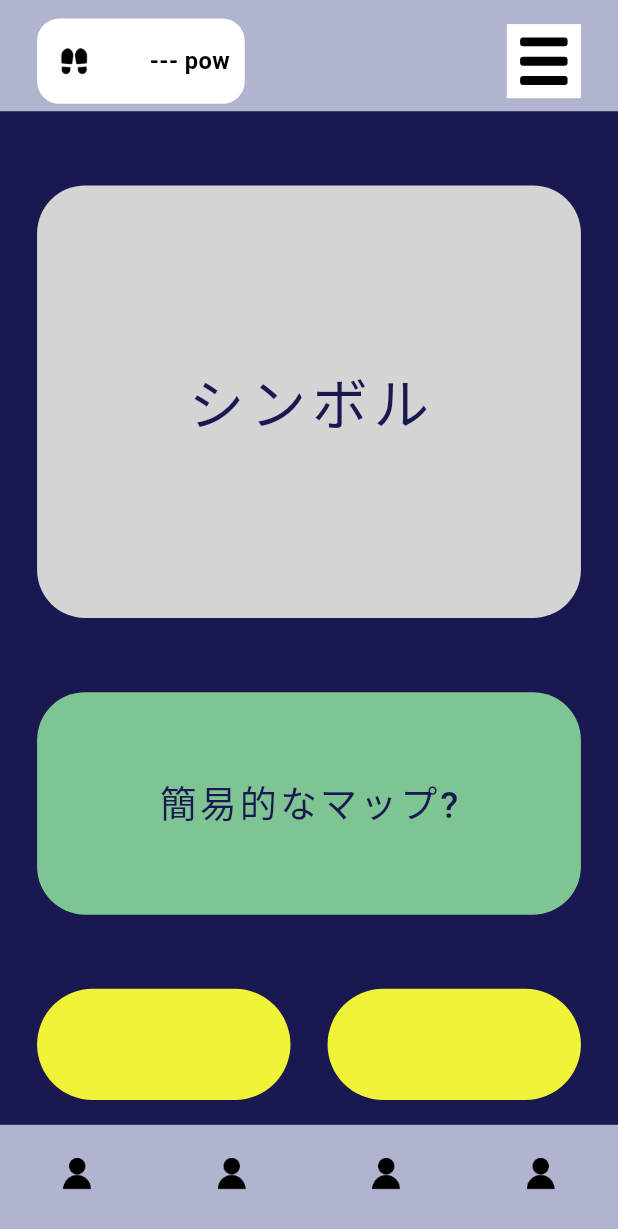
After one commit to p2hacks2025/post-09, a Flutter app: the screen it shows after launch, on a phone screen of 412 x 824 dp. The commit adds this screen. Shown: the top 1229 px of the screen. Run offline on Flutter 3.47's test engine with Material 3 defaults, Android fonts, the light colour scheme and no system bars; our stand-ins replace flutter_dotenv, geolocator, pedometer, permission_handler; accounts and stored records are empty.

Commit message:
fix:メイン画面の実装

```diff
--- a/flutter/lib/main.dart
+++ b/flutter/lib/main.dart
@@ -1,6 +1,6 @@
 import 'package:flutter/material.dart';
 import 'package:flutter_dotenv/flutter_dotenv.dart';
-import 'screens/step_and_location_page.dart';
+import 'screens/home_screen.dart';
 
 Future<void> main() async {
   WidgetsFlutterBinding.ensureInitialized();
@@ -14,12 +14,12 @@ class MyApp extends StatelessWidget {
   @override
   Widget build(BuildContext context) {
     return MaterialApp(
-      title: 'Step & GPS Demo',
+      title: 'Powers App',
       theme: ThemeData(
-        colorScheme: ColorScheme.fromSeed(seedColor: Colors.blue),
+        colorScheme: ColorScheme.fromSeed(seedColor: const Color(0xFF2B2A5A)),
         useMaterial3: true,
       ),
-      home: const StepAndLocationPage(),
+      home: const HomeScreen(),
     );
   }
 }
--- /dev/null
+++ b/flutter/lib/screens/home_screen.dart
@@ -0,0 +1,341 @@
+import 'dart:async';
+import 'package:flutter/material.dart';
+import 'package:pedometer/pedometer.dart';
+import 'package:permission_handler/permission_handler.dart';
+
+// 実際のホーム画面
+class HomeScreen extends StatefulWidget {
+  const HomeScreen({super.key});
+
+  @override
+  State<HomeScreen> createState() => _HomeScreenState();
+}
+
+class _HomeScreenState extends State<HomeScreen> {
+  StreamSubscription<StepCount>? _stepSub;
+  int? _currentSteps;
+
+  @override
+  void initState() {
+    super.initState();
+    _requestPedometerPermission();
+  }
+
+  @override
+  void dispose() {
+    _stepSub?.cancel();
+    super.dispose();
+  }
+
+  Future<void> _requestPedometerPermission() async {
+    final status = await Permission.activityRecognition.request();
+    if (status.isGranted) {
+      _startPedometer();
+    }
+  }
+
+  void _startPedometer() {
+    _stepSub = Pedometer.stepCountStream.listen(
+      (event) {
+        setState(() {
+          _currentSteps = event.steps;
+        });
+      },
+      onError: (error) {
+        debugPrint('Pedometer error: $error');
+      },
+    );
+  }
+
+  @override
+  Widget build(BuildContext context) {
+    final screenHeight = MediaQuery.of(context).size.height;
+    final screenWidth = MediaQuery.of(context).size.width;
+    final stepsText = _currentSteps != null ? _currentSteps.toString() : '---';
+
+    return Scaffold(
+      backgroundColor: const Color(0xFF1A1851), // ダークブルー背景
+      body: SafeArea(
+        child: Column(
+          children: [
+            // 上部ナビゲーションとアイコンを重ねて配置
+            Stack(
+              clipBehavior: Clip.none,
+              children: [_buildTopNavigation(context), _buildTopBar(context)],
+            ),
+
+            // メインコンテンツ（スクロール可能）
+            Expanded(
+              child: SingleChildScrollView(
+                child: Padding(
+                  padding: EdgeInsets.symmetric(horizontal: screenWidth * 0.06),
+                  child: Column(
+                    children: [
+                      SizedBox(height: screenHeight * 0.06),
+
+                      // シンボルカード
+                      _buildSymbolCard(context),
+
+                      SizedBox(height: screenHeight * 0.06),
+
+                      // マップカード
+                      _buildMapCard(context),
+
+                      SizedBox(height: screenHeight * 0.06),
+
+                      // 黄色いボタン2つ
+                      _buildYellowButtons(context),
+
+                      SizedBox(height: screenHeight * 0.06),
+                    ],
+                  ),
+                ),
+              ),
+            ),
+
+            // ボトムナビゲーション
+            _buildBottomNavigation(context),
+          ],
+        ),
+      ),
+    );
+  }
+
+  Widget _buildTopNavigation(BuildContext context) {
+    final screenHeight = MediaQuery.of(context).size.height;
+    final navHeight = screenHeight * 0.09;
+
+    return Container(height: navHeight, color: const Color(0xFFB0B4CF));
+  }
+
+  Widget _buildTopBar(BuildContext context) {
+    final screenHeight = MediaQuery.of(context).size.height;
+    final screenWidth = MediaQuery.of(context).size.width;
+    final iconSize = screenWidth * 0.12;
+    final navHeight = screenHeight * 0.09;
+    final stepsText = _currentSteps != null ? _currentSteps.toString() : '---';
+
+    return Positioned(
+      top: navHeight / 2 - iconSize / 2,
+      left: 0,
+      right: 0,
+      child: Padding(
+        padding: EdgeInsets.symmetric(horizontal: screenWidth * 0.06),
+        child: Row(
+          children: [
+            // 足跡アイコン + 歩数表示（白背景・黒色）
+            Container(
+              width: iconSize * 2.8,
+              height: iconSize * 1.15,
+              decoration: BoxDecoration(
+                color: Colors.white,
+                borderRadius: BorderRadius.circular(iconSize * 0.3),
+              ),
+              padding: EdgeInsets.symmetric(horizontal: iconSize * 0.2),
+              child: Row(
+                children: [
+                  Image.asset(
+                    'assets/images/icon_step.png',
+                    width: iconSize * 0.6,
+                    height: iconSize * 0.6,
+                    color: Colors.black,
+                    errorBuilder: (context, error, stackTrace) {
+                      return Icon(
+                        Icons.directions_walk,
+                        color: Colors.black,
+                        size: iconSize * 0.6,
+                      );
+                    },
+                  ),
+                  SizedBox(width: iconSize * 0.16),
+                  Expanded(
+                    child: FittedBox(
+                      fit: BoxFit.scaleDown,
+                      alignment: Alignment.centerRight,
+                      child: Text(
+                        '$stepsText pow',
+                        maxLines: 1,
+                        overflow: TextOverflow.fade,
+                        softWrap: false,
+                        textAlign: TextAlign.right,
+                        style: TextStyle(
+                          color: Colors.black,
+                          fontSize: iconSize * 0.32,
+                          fontWeight: FontWeight.w600,
+                        ),
+                      ),
+                    ),
+                  ),
+                ],
+              ),
+            ),
+
+            const Spacer(),
+
+            // ハンバーガーメニュー（白背景・黒色）
+            Container(
+              width: iconSize,
+              height: iconSize,
+              decoration: const BoxDecoration(color: Colors.white),
+              child: Padding(
+                padding: EdgeInsets.symmetric(
+                  horizontal: iconSize * 0.18,
+                  vertical: iconSize * 0.18,
+                ),
+                child: Column(
+                  mainAxisAlignment: MainAxisAlignment.spaceBetween,
+                  children: [
+                    Container(
+                      height: iconSize * 0.12,
+                      decoration: BoxDecoration(
+                        color: Colors.black,
+                        borderRadius: BorderRadius.circular(2),
+                      ),
+                    ),
+                    Container(
+                      height: iconSize * 0.12,
+                      decoration: BoxDecoration(
+                        color: Colors.black,
+                        borderRadius: BorderRadius.circular(2),
+                      ),
+                    ),
+                    Container(
+                      height: iconSize * 0.12,
+                      decoration: BoxDecoration(
+                        color: Colors.black,
+                        borderRadius: BorderRadius.circular(2),
+                      ),
+                    ),
+                  ],
+                ),
+              ),
+            ),
+          ],
+        ),
+      ),
+    );
+  }
+
+  Widget _buildSymbolCard(BuildContext context) {
+    final screenHeight = MediaQuery.of(context).size.height;
+    final screenWidth = MediaQuery.of(context).size.width;
+
+    return Container(
+      width: double.infinity,
+      height: screenHeight * 0.35,
+      decoration: BoxDecoration(
+        color: const Color(0xFFD4D4D4),
+        borderRadius: BorderRadius.circular(32),
+      ),
+      child: Center(
+        child: Text(
+          'シンボル',
+          style: TextStyle(
+            fontSize: screenWidth * 0.09,
+            fontWeight: FontWeight.w500,
+            color: const Color(0xFF1A1851),
+            letterSpacing: 4,
+          ),
+        ),
+      ),
+    );
+  }
+
+  Widget _buildMapCard(BuildContext context) {
+    final screenHeight = MediaQuery.of(context).size.height;
+    final screenWidth = MediaQuery.of(context).size.width;
+
+    return Container(
+      width: double.infinity,
+      height: screenHeight * 0.18,
+      decoration: BoxDecoration(
+        color: const Color(0xFF7EC593),
+        borderRadius: BorderRadius.circular(32),
+      ),
+      child: Center(
+        child: Text(
+          '簡易的なマップ?',
+          style: TextStyle(
+            fontSize: screenWidth * 0.06,
+            fontWeight: FontWeight.w500,
+            color: const Color(0xFF1A1851),
+            letterSpacing: 2,
+          ),
+        ),
+      ),
+    );
+  }
+
+  Widget _buildYellowButtons(BuildContext context) {
+    final screenHeight = MediaQuery.of(context).size.height;
+    final screenWidth = MediaQuery.of(context).size.width;
+    final buttonHeight = screenHeight * 0.09;
+
+    return Row(
+      children: [
+        Expanded(
+          child: Container(
+            height: buttonHeight,
+            decoration: BoxDecoration(
+              color: const Color(0xFFF0F337),
+              borderRadius: BorderRadius.circular(buttonHeight / 2),
+            ),
+          ),
+        ),
+        SizedBox(width: screenWidth * 0.06),
+        Expanded(
+          child: Container(
+            height: buttonHeight,
+            decoration: BoxDecoration(
+              color: const Color(0xFFF0F337),
+              borderRadius: BorderRadius.circular(buttonHeight / 2),
+            ),
+          ),
+        ),
+      ],
+    );
+  }
+
+  Widget _buildBottomNavigation(BuildContext context) {
+    final screenHeight = MediaQuery.of(context).size.height;
+    final navHeight = screenHeight * 0.09;
+
+    return Container(
+      height: navHeight,
+      color: const Color(0xFFB0B4CF),
+      child: Row(
+        mainAxisAlignment: MainAxisAlignment.spaceAround,
+        children: List.generate(4, (index) => _buildNavItem(context)),
+      ),
+    );
+  }
+
+  Widget _buildNavItem(BuildContext context) {
+    final screenWidth = MediaQuery.of(context).size.width;
+    final iconSize = screenWidth * 0.12;
+
+    return Container(
+      width: iconSize,
+      height: iconSize,
+      decoration: const BoxDecoration(
+        color: Color(0xFFB0B4CF),
+        shape: BoxShape.circle,
+      ),
+      child: Center(
+        child: Image.asset(
+          'assets/images/icon_prof.png',
+          width: iconSize * 0.6,
+          height: iconSize * 0.6,
+          color: Colors.black,
+          errorBuilder: (context, error, stackTrace) {
+            return Icon(
+              Icons.person,
+              color: Colors.black,
+              size: iconSize * 0.6,
+            );
+          },
+        ),
+      ),
+    );
+  }
+}
--- a/flutter/lib/screens/step_and_location_page.dart
+++ b/flutter/lib/screens/step_and_location_page.dart
@@ -1,13 +1,12 @@
 import 'dart:async';
-
 import 'package:flutter/material.dart';
 import 'package:geolocator/geolocator.dart';
 import 'package:pedometer/pedometer.dart';
 import 'package:permission_handler/permission_handler.dart';
-
 import 'user_lookup_screen.dart';
 import 'user_registration_screen.dart';
 
+// 歩数 & 位置情報取得のデモページ
 class StepAndLocationPage extends StatefulWidget {
   const StepAndLocationPage({super.key});
 
--- a/flutter/lib/screens/user_lookup_screen.dart
+++ b/flutter/lib/screens/user_lookup_screen.dart
@@ -2,7 +2,7 @@ import 'package:flutter/material.dart';
 import '../services/api_service.dart';
 import '../models/user.dart';
 
-//ユーザー照会画面
+//ユーザー照会画面のデモページ
 class UserLookupScreen extends StatefulWidget {
   const UserLookupScreen({super.key});
 
--- a/flutter/lib/screens/user_registration_screen.dart
+++ b/flutter/lib/screens/user_registration_screen.dart
@@ -2,7 +2,8 @@ import 'package:flutter/material.dart';
 import '../models/user.dart';
 import '../services/api_service.dart';
 
-// ユーザー登録画面
+// ユーザー登録画面のデモページ
+
 class UserRegistrationScreen extends StatefulWidget {
   const UserRegistrationScreen({super.key});
 
--- a/flutter/lib/services/api_service.dart
+++ b/flutter/lib/services/api_service.dart
@@ -3,7 +3,7 @@ import 'package:http/http.dart' as http;
 import 'package:flutter_dotenv/flutter_dotenv.dart';
 import '../models/user.dart';
 
-//APIとの通信を行うサービス
+//APIとの通信を行うサービスのデモ版
 String get baseUrl {
   final raw = dotenv.env['API_BASE_URL'] ?? 'http://10.0.2.2:8000';
   return raw.endsWith('/') ? raw.substring(0, raw.length - 1) : raw;
--- a/flutter/pubspec.yaml
+++ b/flutter/pubspec.yaml
@@ -68,8 +68,7 @@ flutter:
   # To add assets to your application, add an assets section, like this:
   assets:
     - .env
-  #   - images/a_dot_burr.jpeg
-  #   - images/a_dot_ham.jpeg
+    - assets/images/
 
   # An image asset can refer to one or more resolution-specific "variants", see
   # https://flutter.dev/to/resolution-aware-images
```
Also changed, not shown: flutter/assets/images/icon_prof.png (added), flutter/assets/images/icon_step.png (added).
